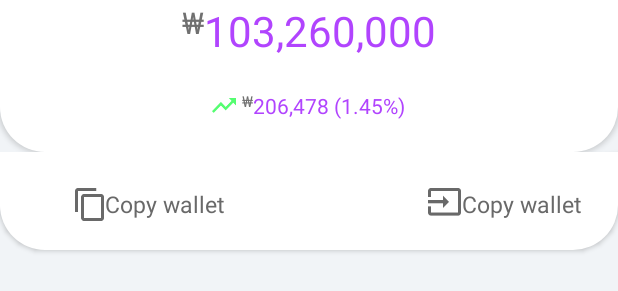
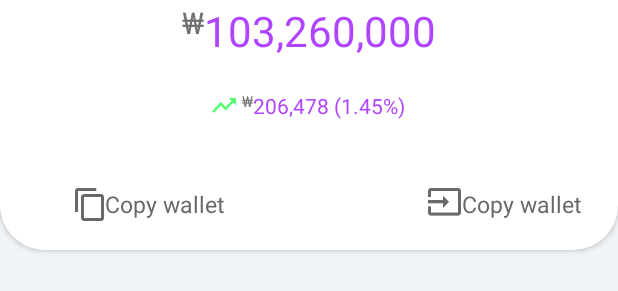
Before and after one commit to boxfox619/Cross_Android_Hackathon, an Android app: the layout activity_main.xml on its own in the app's theme, with its tools: preview values and no code run, on a phone screen of 412 x 824 dp. Shown: the part 163-454 px from the top of the screen. Run offline under Robolectric (Android 15) with nearby library versions, the phone set to English and light mode, and no system bars; plain views replace ExpandableLinearLayout.

Commit message:
Main Again

```diff
--- a/app/src/main/java/com/cross/android/crossapplication/activity/MainActivity.java
+++ b/app/src/main/java/com/cross/android/crossapplication/activity/MainActivity.java
@@ -2,6 +2,7 @@ package com.cross.android.crossapplication.activity;
 
 import android.app.Activity;
 import android.os.Bundle;
+import android.support.v7.app.AppCompatActivity;
 import android.util.Log;
 import android.view.View;
 import android.view.animation.Animation;
--- a/app/src/main/res/layout/activity_main.xml
+++ b/app/src/main/res/layout/activity_main.xml
@@ -16,7 +16,7 @@
             android:layout_height="210dp"
             android:layout_width="match_parent"
             android:elevation="2dp"
-            android:background="@drawable/main_expandable_bg"
+            android:background="@color/colorWhite"
             android:orientation="vertical">
 
             <View
```
